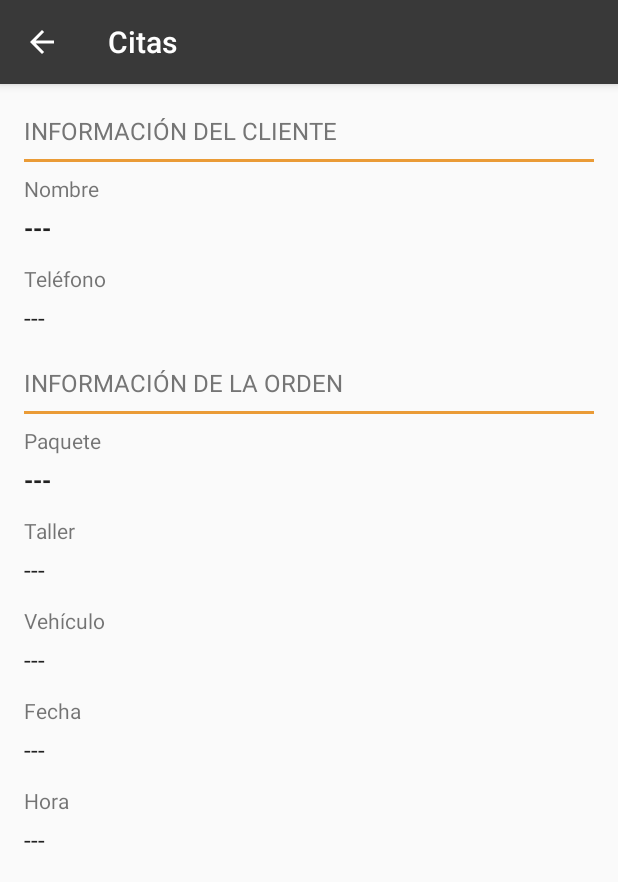
After one commit to rogelin1996/MrMecanico, an Android app: the CitaDetail screen opened directly, with no data from a screen before it, on a phone screen of 412 x 824 dp. The commit adds this screen. Shown: the top 882 px of the screen. Run offline under Robolectric (Android 15) with nearby library versions, the phone set to English and light mode, and no system bars; our stand-ins replace Firebase (no records; nobody signed in at launch, a user with empty details on screens opened directly).

Commit message:
Subida de prueba Github

```diff
--- a/app/src/main/AndroidManifest.xml
+++ b/app/src/main/AndroidManifest.xml
@@ -53,7 +53,8 @@
 
         <activity android:name=".AgendarActivity" />
         <activity android:name=".LoginActivity" />
-        <activity android:name=".EditarPerfil"></activity>
+        <activity android:name=".EditarPerfil" />
+        <activity android:name=".CitaDetail"></activity>
     </application>
 
 </manifest>
--- a/app/src/main/java/mx/avidos/mrmecanicoch/Adapters/AdapterCitas.java
+++ b/app/src/main/java/mx/avidos/mrmecanicoch/Adapters/AdapterCitas.java
@@ -1,6 +1,7 @@
 package mx.avidos.mrmecanicoch.Adapters;
 
 import android.content.Context;
+import android.content.Intent;
 import android.support.annotation.NonNull;
 import android.support.v7.widget.RecyclerView;
 import android.view.LayoutInflater;
@@ -21,6 +22,7 @@ import java.util.Date;
 import java.util.List;
 import java.util.Locale;
 
+import mx.avidos.mrmecanicoch.CitaDetail;
 import mx.avidos.mrmecanicoch.Entidad.Automovil;
 import mx.avidos.mrmecanicoch.Entidad.Cita;
 import mx.avidos.mrmecanicoch.Entidad.Paquete;
@@ -88,6 +90,19 @@ public class AdapterCitas extends RecyclerView.Adapter<AdapterCitas.Recycler> im
             @Override
             public void onCancelled(@NonNull DatabaseError databaseError) {
 
+            }
+        });
+
+        recycler.itemView.setOnClickListener(new View.OnClickListener() {
+            @Override
+            public void onClick(View v) {
+                Intent intent = new Intent(recycler.context, CitaDetail.class);
+                intent.putExtra("UidCita", cita.getUidCita());
+                intent.putExtra("UidPaquete", cita.getUidPaquete());
+                intent.putExtra("UidTaller", cita.getTalleruid());
+                intent.putExtra("FechaHora", cita.getFecha());
+                intent.putExtra("UidAutomovil", cita.getAutomovil());
+                recycler.context.startActivity(intent);
             }
         });
 
--- a/app/src/main/java/mx/avidos/mrmecanicoch/Bases/BaseActivity.java
+++ b/app/src/main/java/mx/avidos/mrmecanicoch/Bases/BaseActivity.java
@@ -64,11 +64,13 @@ public class BaseActivity extends AppCompatActivity {
     public String uidTaller;
     public String uidAutomovil;
     public String uidPaquete;
+    public String uidCita;
     public String nombrePaquete;
     public String desCorta;
     public String desLarga;
     public String urlPaquete;
     public String precioPaquete;
+    public long FechaHora;
 
     public String nombre, correoElectronico, telefono, contrasena, placa, marca, modelo, anio, kilometraje;
 
--- /dev/null
+++ b/app/src/main/java/mx/avidos/mrmecanicoch/CitaDetail.java
@@ -0,0 +1,118 @@
+package mx.avidos.mrmecanicoch;
+import android.os.Bundle;
+import android.support.annotation.NonNull;
+import android.widget.TextView;
+
+import com.google.firebase.database.DataSnapshot;
+import com.google.firebase.database.DatabaseError;
+import com.google.firebase.database.ValueEventListener;
+
+import mx.avidos.mrmecanicoch.Bases.BaseActivity;
+
+public class CitaDetail extends BaseActivity {
+    private TextView tvNombre, tvTelefono, tvPaquete, tvTaller, tvVehiculo, tvFecha, tvHora;
+
+    @Override
+    protected void onCreate(Bundle savedInstanceState) {
+        super.onCreate(savedInstanceState);
+        setContentView(R.layout.activity_cita_detail);
+        initializeToolbar(getString(R.string.string_citas));
+        initialize();
+
+        if (getIntent().hasExtra("UidCita")){
+            uidCita = getIntent().getStringExtra("UidCita");
+            uidPaquete = getIntent().getStringExtra("UidPaquete");
+            uidTaller = getIntent().getStringExtra("UidTaller");
+            FechaHora = getIntent().getLongExtra("FechaHora", 1);
+            uidAutomovil = getIntent().getStringExtra("UidAutomovil");
+            showInfo(uidCita, uidPaquete, uidTaller, FechaHora, uidAutomovil);
+        }
+
+    }
+
+    private void initialize (){
+        tvNombre = findViewById(R.id.tvNombre);
+        tvTelefono = findViewById(R.id.tvTelefono);
+        tvPaquete = findViewById(R.id.tvPaquete);
+        tvTaller = findViewById(R.id.tvTaller);
+        tvVehiculo = findViewById(R.id.tvVehiculo);
+        tvFecha = findViewById(R.id.tvFecha);
+        tvHora = findViewById(R.id.tvHora);
+    }
+
+    private void initializeToolbar (String titulo){
+        toolbar = findViewById(R.id.toolbar);
+        setSupportActionBar(toolbar);
+        getSupportActionBar().setDisplayShowTitleEnabled(true);
+        getSupportActionBar().setTitle(titulo);
+        getSupportActionBar().setDisplayHomeAsUpEnabled(true);
+    }
+
+    private void showInfo (String uidCita, String uidPaquete, String uidTaller, long timestamp, final String uidAutomovil){
+        databaseReference.child("usuarios").child(getUid()).addListenerForSingleValueEvent(new ValueEventListener() {
+            @Override
+            public void onDataChange(@NonNull DataSnapshot dataSnapshot) {
+                if (dataSnapshot.hasChild("nombre")){
+                    tvNombre.setText(dataSnapshot.child("nombre").getValue(String.class));
+                }
+                if (dataSnapshot.hasChild("telefono")){
+                    tvTelefono.setText(dataSnapshot.child("telefono").getValue(String.class));
+                }
+                if (dataSnapshot.hasChild("automoviles")){
+                    if (dataSnapshot.child("automoviles").hasChild(uidAutomovil)){
+                        tvVehiculo.setText(dataSnapshot.child("automoviles").child(uidAutomovil).child("modelo").getValue(String.class));
+                    }
+                }
+            }
+
+            @Override
+            public void onCancelled(@NonNull DatabaseError databaseError) {
+
+            }
+        });
+
+        databaseReference.child("paquetes").child(uidPaquete).addListenerForSingleValueEvent(new ValueEventListener() {
+            @Override
+            public void onDataChange(@NonNull DataSnapshot dataSnapshot) {
+                if (dataSnapshot.hasChild("paquete")){
+                    tvPaquete.setText(dataSnapshot.child("paquete").getValue(String.class));
+                }
+            }
+
+            @Override
+            public void onCancelled(@NonNull DatabaseError databaseError) {
+
+            }
+        });
+
+        databaseReference.child("talleres").child(uidTaller).addListenerForSingleValueEvent(new ValueEventListener() {
+            @Override
+            public void onDataChange(@NonNull DataSnapshot dataSnapshot) {
+                if (dataSnapshot.hasChild("nombre")){
+                    tvTaller.setText(dataSnapshot.child("nombre").getValue(String.class));
+                }
+            }
+
+            @Override
+            public void onCancelled(@NonNull DatabaseError databaseError) {
+
+            }
+        });
+
+        tvFecha.setText(timestampInMillisToStringParse(timestamp));
+        tvHora.setText(timestampInMillisToStringParseTime(timestamp));
+
+    }
+
+    @Override
+    public void onBackPressed() {
+        super.onBackPressed();
+    }
+
+    @Override
+    public boolean onSupportNavigateUp(){
+        super.onBackPressed();
+        return true;
+    }
+
+}
--- a/app/src/main/java/mx/avidos/mrmecanicoch/EditarPerfil.java
+++ b/app/src/main/java/mx/avidos/mrmecanicoch/EditarPerfil.java
@@ -77,9 +77,6 @@ public class EditarPerfil extends BaseActivity implements View.OnClickListener {
         getSupportActionBar().setDisplayShowTitleEnabled(true);
         getSupportActionBar().setTitle(titulo);
         getSupportActionBar().setDisplayHomeAsUpEnabled(true);
-        /*final Drawable upArrow = getResources().getDrawable(R.drawable.ic_add);
-        upArrow.setColorFilter(Color.parseColor("#FFFFFF"), PorterDuff.Mode.SRC_ATOP);
-        getSupportActionBar().setHomeAsUpIndicator(upArrow);*/
     }
 
     private void showInfo (){
--- a/app/src/main/java/mx/avidos/mrmecanicoch/Entidad/Cita.java
+++ b/app/src/main/java/mx/avidos/mrmecanicoch/Entidad/Cita.java
@@ -2,6 +2,7 @@ package mx.avidos.mrmecanicoch.Entidad;
 
 public class Cita {
 
+    private String uidCita;
     private String automovil;
     private long fecha;
     private int status;
@@ -18,6 +19,14 @@ public class Cita {
         this.talleruid = talleruid;
         this.uidPaquete = uidPaquete;
         this.uidUsuario = uidUsuario;
+    }
+
+    public String getUidCita() {
+        return uidCita;
+    }
+
+    public void setUidCita(String uidCita) {
+        this.uidCita = uidCita;
     }
 
     public String getAutomovil() {
--- a/app/src/main/java/mx/avidos/mrmecanicoch/Fragments/FragmentCitas.java
+++ b/app/src/main/java/mx/avidos/mrmecanicoch/Fragments/FragmentCitas.java
@@ -42,7 +42,7 @@ public class FragmentCitas extends BaseFragment {
     public View onCreateView(LayoutInflater inflater, ViewGroup container, Bundle savedInstanceState) {
         View view = inflater.inflate(R.layout.fragment_citas, container, false);
         initialize(view);
-        showCars();
+        showCitas();
         return view;
     }
 
@@ -55,7 +55,7 @@ public class FragmentCitas extends BaseFragment {
         tvSinCitas = view.findViewById(R.id.tvSinCitas);
     }
 
-    private void showCars (){
+    private void showCitas (){
         mDatabaseReference.child("paquetesVendidos").child(getUid()).orderByChild("fecha").addValueEventListener(new ValueEventListener() {
             @Override
             public void onDataChange(DataSnapshot dataSnapshot) {
@@ -63,6 +63,7 @@ public class FragmentCitas extends BaseFragment {
                     listaAutomovil.removeAll(listaAutomovil);
                     for (DataSnapshot snapshot : dataSnapshot.getChildren()) {
                         Cita cita = snapshot.getValue(Cita.class);
+                        cita.setUidCita(snapshot.getKey());
                         listaAutomovil.add(cita);
                     }
                     adapterAutomoviles.notifyDataSetChanged();
--- /dev/null
+++ b/app/src/main/res/layout/activity_cita_detail.xml
@@ -0,0 +1,299 @@
+<?xml version="1.0" encoding="utf-8"?>
+<android.support.design.widget.CoordinatorLayout xmlns:android="http://schemas.android.com/apk/res/android"
+    xmlns:app="http://schemas.android.com/apk/res-auto"
+    xmlns:tools="http://schemas.android.com/tools"
+    android:layout_width="match_parent"
+    android:layout_height="match_parent"
+    tools:context=".CitaDetail">
+
+    <include
+        android:id="@+id/include"
+        layout="@layout/app_bar"
+        android:layout_width="match_parent"
+        android:layout_height="wrap_content" />
+
+    <android.support.v4.widget.NestedScrollView
+        android:layout_width="match_parent"
+        android:layout_height="match_parent"
+        app:layout_behavior="@string/appbar_scrolling_view_behavior">
+
+
+        <LinearLayout
+            android:layout_width="match_parent"
+            android:layout_height="match_parent"
+            android:orientation="vertical">
+
+            <LinearLayout
+                android:layout_width="match_parent"
+                android:layout_height="wrap_content"
+                android:orientation="vertical">
+                <TextView
+                    android:id="@+id/textView5"
+                    style="@style/TextSecondaryMd"
+                    android:layout_width="match_parent"
+                    android:layout_height="wrap_content"
+                    android:paddingTop="20dp"
+                    android:paddingLeft="16dp"
+                    android:paddingRight="16dp"
+                    android:paddingBottom="8dp"
+                    android:text="@string/string_informacion_cliente" />
+
+                <View
+                    android:id="@+id/divider4"
+                    android:layout_width="match_parent"
+                    android:layout_height="2dp"
+                    android:layout_marginLeft="16dp"
+                    android:layout_marginRight="16dp"
+                    android:background="@color/a_button_login" />
+            </LinearLayout>
+
+            <LinearLayout
+                android:id="@+id/llNombre"
+                android:layout_width="match_parent"
+                android:layout_height="wrap_content"
+                android:layout_marginEnd="16dp"
+                android:layout_marginStart="16dp"
+                android:orientation="vertical"
+                android:paddingTop="8dp"
+                android:paddingBottom="8dp"
+                app:layout_constraintEnd_toEndOf="parent"
+                app:layout_constraintStart_toStartOf="parent"
+                app:layout_constraintTop_toBottomOf="@+id/ivPerfil">
+
+                <TextView
+                    android:id="@+id/textView13"
+                    android:layout_width="match_parent"
+                    android:layout_height="wrap_content"
+                    android:layout_weight="1"
+                    android:text="@string/string_nombre" />
+
+                <TextView
+                    android:id="@+id/tvNombre"
+                    style="@style/TextPrimaryMd"
+                    android:layout_width="match_parent"
+                    android:layout_height="wrap_content"
+                    android:layout_gravity="center_vertical"
+                    android:layout_weight="1"
+                    android:paddingBottom="5dp"
+                    android:paddingTop="5dp"
+                    android:textStyle="bold"
+                    android:text="---" />
+            </LinearLayout>
+
+            <LinearLayout
+                android:id="@+id/llTelefono"
+                android:layout_width="match_parent"
+                android:layout_height="wrap_content"
+                android:layout_marginEnd="16dp"
+                android:layout_marginStart="16dp"
+                android:orientation="vertical"
+                app:layout_constraintEnd_toEndOf="parent"
+                app:layout_constraintStart_toStartOf="parent"
+                app:layout_constraintTop_toBottomOf="@+id/ivPerfil">
+
+                <TextView
+                    android:id="@+id/textView13"
+                    android:layout_width="match_parent"
+                    android:layout_height="wrap_content"
+                    android:layout_weight="1"
+                    android:text="@string/string_telefono" />
+
+                <TextView
+                    android:id="@+id/tvTelefono"
+                    style="@style/TextPrimaryMd"
+                    android:layout_width="match_parent"
+                    android:layout_height="wrap_content"
+                    android:layout_gravity="center_vertical"
+                    android:layout_weight="1"
+                    android:paddingBottom="5dp"
+                    android:paddingTop="5dp"
+                    android:text="---" />
+            </LinearLayout>
+
+            <LinearLayout
+                android:layout_width="match_parent"
+                android:layout_height="wrap_content"
+                android:orientation="vertical">
+
+                <TextView
+                    android:id="@+id/textView5"
+                    style="@style/TextSecondaryMd"
+                    android:layout_width="match_parent"
+                    android:layout_height="wrap_content"
+                    android:paddingBottom="8dp"
+                    android:paddingLeft="16dp"
+                    android:paddingRight="16dp"
+                    android:paddingTop="16dp"
+                    android:text="@string/string_informacion_orden" />
+
+                <View
+                    android:id="@+id/divider4"
+                    android:layout_width="match_parent"
+                    android:layout_height="2dp"
+                    android:layout_marginLeft="16dp"
+                    android:layout_marginRight="16dp"
+                    android:background="@color/a_button_login" />
+            </LinearLayout>
+
+            <LinearLayout
+                android:id="@+id/llPaquete"
+                android:layout_width="match_parent"
+                android:layout_height="wrap_content"
+                android:layout_marginEnd="16dp"
+                android:layout_marginStart="16dp"
+                android:orientation="vertical"
+                android:paddingTop="8dp"
+                app:layout_constraintEnd_toEndOf="parent"
+                app:layout_constraintStart_toStartOf="parent"
+                app:layout_constraintTop_toBottomOf="@+id/ivPerfil">
+
+                <TextView
+                    android:id="@+id/textView13"
+                    android:layout_width="match_parent"
+                    android:layout_height="wrap_content"
+                    android:layout_weight="1"
+                    android:text="@string/string_paquete" />
+
+                <TextView
+                    android:id="@+id/tvPaquete"
+                    style="@style/TextPrimaryMd"
+                    android:layout_width="match_parent"
+                    android:layout_height="wrap_content"
+                    android:layout_gravity="center_vertical"
+                    android:layout_weight="1"
+                    android:paddingBottom="5dp"
+                    android:paddingTop="5dp"
+                    android:textStyle="bold"
+                    android:text="---" />
+            </LinearLayout>
+
+            <LinearLayout
+                android:id="@+id/llTaller"
+                android:layout_width="match_parent"
+                android:layout_height="wrap_content"
+                android:layout_marginEnd="16dp"
+                android:layout_marginStart="16dp"
+                android:orientation="vertical"
+                android:paddingTop="8dp"
+                app:layout_constraintEnd_toEndOf="parent"
+                app:layout_constraintStart_toStartOf="parent"
+                app:layout_constraintTop_toBottomOf="@+id/ivPerfil">
+
+                <TextView
+                    android:id="@+id/textView13"
+                    android:layout_width="match_parent"
+                    android:layout_height="wrap_content"
+                    android:layout_weight="1"
+                    android:text="@string/string_taller" />
+
+                <TextView
+                    android:id="@+id/tvTaller"
+                    style="@style/TextPrimaryMd"
+                    android:layout_width="match_parent"
+                    android:layout_height="wrap_content"
+                    android:layout_gravity="center_vertical"
+                    android:layout_weight="1"
+                    android:paddingBottom="5dp"
+                    android:paddingTop="5dp"
+                    android:text="---" />
+            </LinearLayout>
+
+            <LinearLayout
+                android:id="@+id/llVehiculo"
+                android:layout_width="match_parent"
+                android:layout_height="wrap_content"
+                android:layout_marginEnd="16dp"
+                android:layout_marginStart="16dp"
+                android:orientation="vertical"
+                android:paddingTop="8dp"
+                app:layout_constraintEnd_toEndOf="parent"
+                app:layout_constraintStart_toStartOf="parent"
+                app:layout_constraintTop_toBottomOf="@+id/ivPerfil">
+
+                <TextView
+                    android:id="@+id/textView13"
+                    android:layout_width="match_parent"
+                    android:layout_height="wrap_content"
+                    android:layout_weight="1"
+                    android:text="@string/string_vehiculo" />
+
+                <TextView
+                    android:id="@+id/tvVehiculo"
+                    style="@style/TextPrimaryMd"
+                    android:layout_width="match_parent"
+                    android:layout_height="wrap_content"
+                    android:layout_gravity="center_vertical"
+                    android:layout_weight="1"
+                    android:paddingBottom="5dp"
+                    android:paddingTop="5dp"
+                    android:text="---" />
+            </LinearLayout>
+
+            <LinearLayout
+                android:id="@+id/llFecha"
+                android:layout_width="match_parent"
+                android:layout_height="wrap_content"
+                android:layout_marginEnd="16dp"
+                android:layout_marginStart="16dp"
+                android:orientation="vertical"
+                android:paddingTop="8dp"
+                app:layout_constraintEnd_toEndOf="parent"
+                app:layout_constraintStart_toStartOf="parent"
+                app:layout_constraintTop_toBottomOf="@+id/ivPerfil">
+
+                <TextView
+                    android:id="@+id/textView13"
+                    android:layout_width="match_parent"
+                    android:layout_height="wrap_content"
+                    android:layout_weight="1"
+                    android:text="@string/string_fecha" />
+
+                <TextView
+                    android:id="@+id/tvFecha"
+                    style="@style/TextPrimaryMd"
+                    android:layout_width="match_parent"
+                    android:layout_height="wrap_content"
+                    android:layout_gravity="center_vertical"
+                    android:layout_weight="1"
+                    android:paddingBottom="5dp"
+                    android:paddingTop="5dp"
+                    android:text="---" />
+            </LinearLayout>
+
+            <LinearLayout
+                android:id="@+id/llHora"
+                android:layout_width="match_parent"
+                android:layout_height="wrap_content"
+                android:layout_marginEnd="16dp"
+                android:layout_marginStart="16dp"
+                android:orientation="vertical"
+                android:paddingTop="8dp"
+                android:paddingBottom="24dp"
+                app:layout_constraintEnd_toEndOf="parent"
+                app:layout_constraintStart_toStartOf="parent"
+                app:layout_constraintTop_toBottomOf="@+id/ivPerfil">
+
+                <TextView
+                    android:id="@+id/textView13"
+                    android:layout_width="match_parent"
+                    android:layout_height="wrap_content"
+                    android:layout_weight="1"
+                    android:text="@string/string_hora" />
+
+                <TextView
+                    android:id="@+id/tvHora"
+                    style="@style/TextPrimaryMd"
+                    android:layout_width="match_parent"
+                    android:layout_height="wrap_content"
+                    android:layout_gravity="center_vertical"
+                    android:layout_weight="1"
+                    android:paddingBottom="5dp"
+                    android:paddingTop="5dp"
+                    android:text="---" />
+            </LinearLayout>
+
+        </LinearLayout>
+
+    </android.support.v4.widget.NestedScrollView>
+
+</android.support.design.widget.CoordinatorLayout>
--- a/app/src/main/res/values/colors.xml
+++ b/app/src/main/res/values/colors.xml
@@ -14,7 +14,7 @@
     <color name="grey">#F2F2F2</color>
     <color name="mark_color">#3F51B5</color>ç
     <color name="button_mr">#104870</color>
-    <color name="a_button_login">#EA9B36</color>
+    <color name="a_button_login">#ea9b36</color>
     <color name="a_button_login2">#E9AD63 </color>
 
 </resources>
--- a/app/src/main/res/values/strings.xml
+++ b/app/src/main/res/values/strings.xml
@@ -72,6 +72,11 @@
     <string name="string_exito_perfil">Perfil actualizado con éxito</string>
     <string name="string_guardando">Guardando cambios</string>
     <string name="string_sin_citas">Por el momento no tienes citas agendadas</string>
+    <string name="string_informacion_cliente">INFORMACIÓN DEL CLIENTE</string>
+    <string name="string_informacion_orden">INFORMACIÓN DE LA ORDEN</string>
+    <string name="string_paquete">Paquete</string>
+    <string name="string_taller">Taller</string>
+    <string name="string_vehiculo">Vehículo</string>
 
     <!-- TODO: Remove or change this placeholder text -->
     <string name="hello_blank_fragment">Hello blank fragment</string>
```
